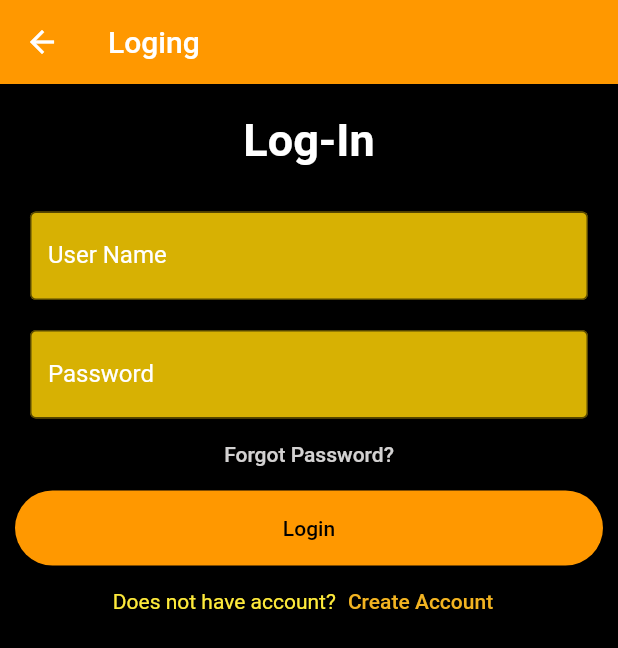
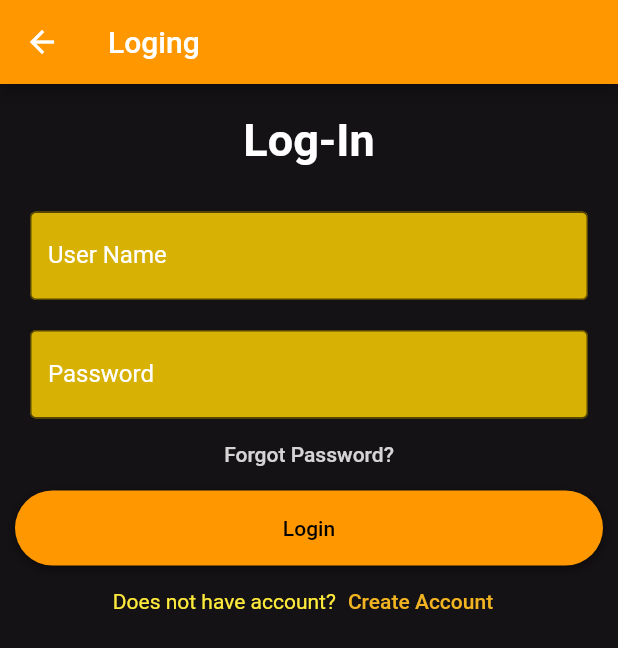
Before and after one commit to kavinduChamithG/car-pooling-app, a Flutter app: the LoginScreen screen opened directly, on a phone screen of 412 x 824 dp. Shown: the top 648 px of the screen. Run offline on Flutter 3.47's test engine with Material 2 defaults, Android fonts, the phone set to English and light mode, and no system bars; our stand-ins replace firebase_auth, firebase_core, firebase_database, fluttertoast; accounts and stored records are empty.

Commit message:
fifth commit till UI design

```diff
--- a/lib/authentication/login_screen.dart
+++ b/lib/authentication/login_screen.dart
@@ -91,7 +91,7 @@ class _LoginScreenState extends State<LoginScreen> {
           title: const Text('Loging'),
           backgroundColor: Colors.orange,
         ),
-         backgroundColor: Color.fromARGB(255, 0, 0, 0),
+         backgroundColor: Color.fromARGB(255, 21, 18, 22),
         body: Padding(
             padding: const EdgeInsets.all(10),
             child: ListView(
--- a/lib/splashScreen/splash_screen.dart
+++ b/lib/splashScreen/splash_screen.dart
@@ -51,7 +51,7 @@ class _MySplashScreenState extends State<MySplashScreen>
           child: Column(
               mainAxisAlignment: MainAxisAlignment.center,
               children: [
-                Image.asset("images/splashimage.png"),
+                Image.asset("images/splashimage.jpg"),
 
                 const SizedBox(height: 0,),
               ],
```
